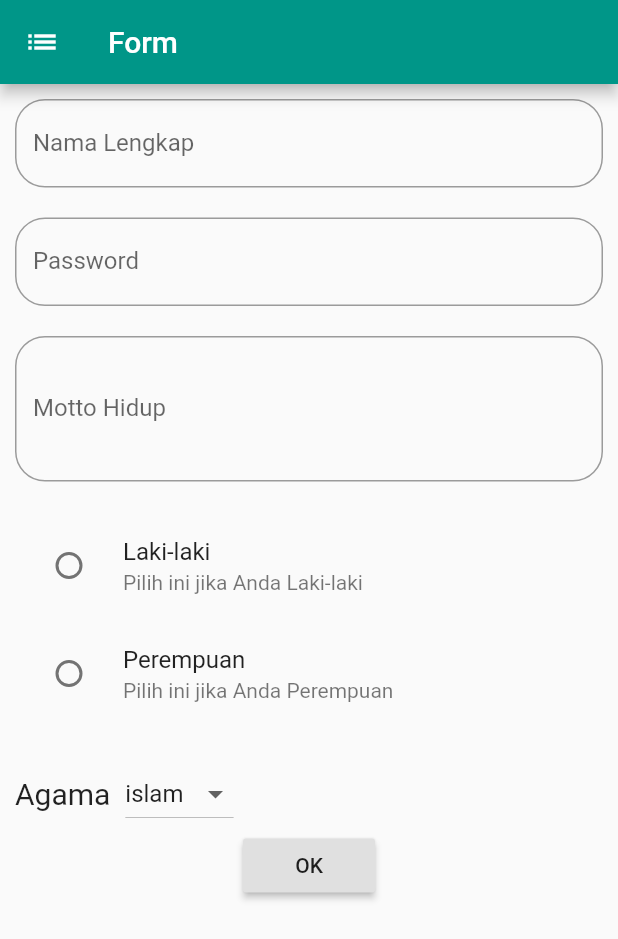
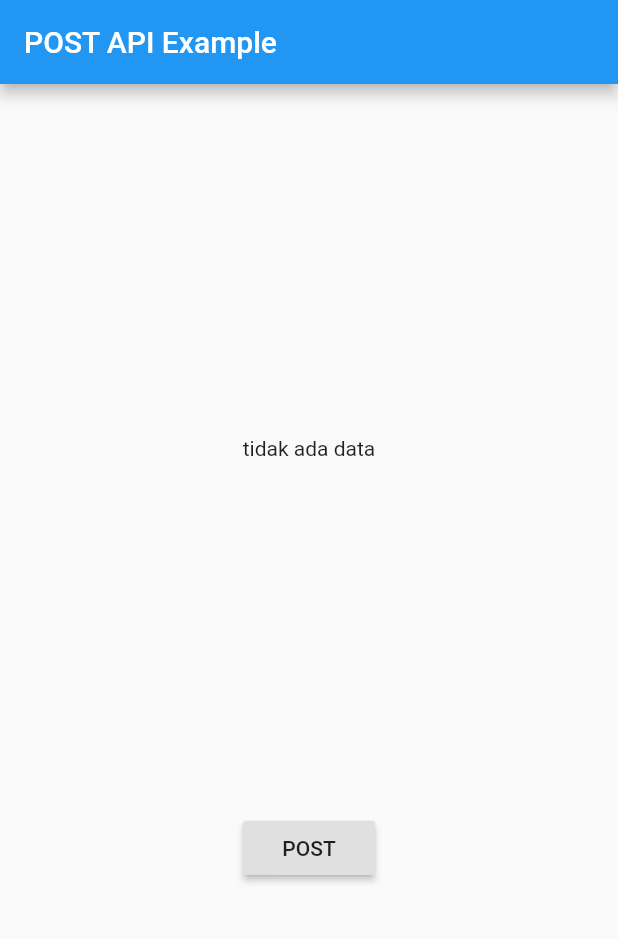
Before and after one commit to aluth313/latihan-flutter, a Flutter app: the screen it shows after launch, on a phone screen of 412 x 824 dp. Shown: the top 939 px of the screen. Run offline on Flutter 3.47's test engine with Material 2 defaults, Android fonts, the phone set to English and light mode, and no system bars.

Commit message:
POST to API

```diff
--- a/lib/main.dart
+++ b/lib/main.dart
@@ -1,8 +1,9 @@
 import 'package:flutter/material.dart';
+import 'package:flutter_coba/post_result_model.dart';
 
 void main() {
   runApp(new MaterialApp(
-    title: "Form",
+    title: "POST API Example",
     home: new HalHallo(),
   ));
 }
@@ -13,137 +14,43 @@ class HalHallo extends StatefulWidget {
 }
 
 class _HalHalloState extends State<HalHallo> {
-  List<String> agama = ["islam", "kristen", "hindu", "budha"];
-  String _agama = "islam";
-  String _jk = "";
-  TextEditingController controllerNama = new TextEditingController();
-  TextEditingController controllerPass = new TextEditingController();
-  TextEditingController controllerMoto = new TextEditingController();
+  PostResult postResult = null;
 
-  void _pilihJk(String value) {
-    setState(() {
-      _jk = value;
-    });
-  }
+  @override
+  Widget build(BuildContext context) {
+    return new MaterialApp(
+      home: Scaffold(
+        appBar: AppBar(
+          title: Text("POST API Example"),
+        ),
+        body: Center(
+          child: Column(
+            mainAxisAlignment: MainAxisAlignment.spaceEvenly,
+            children: <Widget>[
+              Text((postResult != null)
+                  ? postResult.id +
+                      " | " +
+                      postResult.name +
+                      " | " +
+                      postResult.job +
+                      " | " +
+                      postResult.createdAt
+                  : "tidak ada data"),
+              RaisedButton(
+                onPressed: () {
+                  PostResult.connectToAPI("Luthfi", "Programmer").then((value){
+                    postResult = value;
+                    setState(() {
 
-  void pilihAgama(String value) {
-    setState(() {
-      _agama = value;
-    });
-  }
-
-  void kirimdata(){
-    AlertDialog alertDialog = new AlertDialog(
-      content: Container(
-        height: 200.0,
-        child: Column(
-          children: [
-            Text("Nama Lengkap : ${controllerNama.text}"),
-            Text("Password : ${controllerPass.text}"),
-            Text("Motto Hidup : ${controllerMoto.text}"),
-            Text("Jenis Kelamin : $_jk"),
-            Text("Agama : $_agama"),
-            RaisedButton(child: Text("OK"), onPressed: ()=> Navigator.pop(context)),
-          ],
+                    });
+                  });
+                },
+                child: Text("POST"),
+              )
+            ],
+          ),
         ),
       ),
     );
-    showDialog(context: context, child: alertDialog);
-  }
-
-  @override
-  Widget build(BuildContext context) {
-    return new Scaffold(
-        appBar: new AppBar(
-          leading: Icon(Icons.list),
-          title: new Text("Form"),
-          backgroundColor: Colors.teal,
-        ),
-        body: Padding(
-          padding: const EdgeInsets.all(10.0),
-          child: ListView(
-            children: [
-              new Container(
-                child: Column(
-                  children: [
-                    TextField(
-                      controller: controllerNama,
-                      decoration: InputDecoration(
-                          hintText: "Nama Lengkap",
-                          labelText: "Nama Lengkap",
-                          border: OutlineInputBorder(
-                              borderRadius: BorderRadius.circular(20.0))),
-                    ),
-                    Padding(padding: EdgeInsets.only(top: 20.0)),
-                    TextField(
-                      controller: controllerPass,
-                      obscureText: true,
-                      decoration: InputDecoration(
-                          hintText: "Password",
-                          labelText: "Password",
-                          border: OutlineInputBorder(
-                              borderRadius: BorderRadius.circular(20.0))),
-                    ),
-                    Padding(padding: EdgeInsets.only(top: 20.0)),
-                    TextField(
-                      controller: controllerMoto,
-                      maxLines: 3,
-                      decoration: InputDecoration(
-                          hintText: "Motto Hidup",
-                          labelText: "Motto Hidup",
-                          border: OutlineInputBorder(
-                              borderRadius: BorderRadius.circular(20.0))),
-                    ),
-                    Padding(padding: EdgeInsets.only(top: 20.0)),
-                    RadioListTile(
-                      value: "Laki-laki",
-                      title: Text("Laki-laki"),
-                      groupValue: _jk,
-                      onChanged: (String value) {
-                        _pilihJk(value);
-                      },
-                      subtitle: Text("Pilih ini jika Anda Laki-laki"),
-                    ),
-                    RadioListTile(
-                      value: "Perempuan",
-                      title: Text("Perempuan"),
-                      groupValue: _jk,
-                      onChanged: (String value) {
-                        _pilihJk(value);
-                      },
-                      subtitle: Text("Pilih ini jika Anda Perempuan"),
-                    ),
-                    Padding(padding: EdgeInsets.only(top: 20.0)),
-                    Row(
-                      children: [
-                        Text(
-                          "Agama",
-                          style: TextStyle(fontSize: 20.0),
-                        ),
-                        Padding(
-                          padding: const EdgeInsets.only(left: 10.0),
-                          child: DropdownButton(
-                              value: _agama,
-                              items: agama.map((String value) {
-                                return DropdownMenuItem(
-                                  child: Text(value),
-                                  value: value,
-                                );
-                              }).toList(),
-                              onChanged: (String value) {
-                                pilihAgama(value);
-                              }),
-                        )
-                      ],
-                    ),
-                    RaisedButton(child: Text("OK"), onPressed: (){
-                      kirimdata();
-                    })
-                  ],
-                ),
-              ),
-            ],
-          ),
-        ));
   }
 }
--- /dev/null
+++ b/lib/post_result_model.dart
@@ -0,0 +1,32 @@
+import 'dart:convert';
+import 'package:http/http.dart' as http;
+
+class PostResult {
+  String name;
+  String job;
+  String id;
+  String createdAt;
+
+  PostResult({this.id, this.name, this.job, this.createdAt});
+
+  factory PostResult.createPostResult(Map<String, dynamic> object){
+    return PostResult(
+      id: object["id"],
+      name: object["name"],
+      job: object["job"],
+      createdAt: object["createdAt"],
+    );
+  }
+
+  static Future<PostResult> connectToAPI(String name, String job) async {
+    String apiURL = "https://reqres.in/api/users";
+
+    var apiResult = await http.post(apiURL, body: {
+      "name": name,
+      "job": job,
+    });
+    var jsonObject = json.decode(apiResult.body);
+
+    return PostResult.createPostResult(jsonObject);
+  }
+}
```
